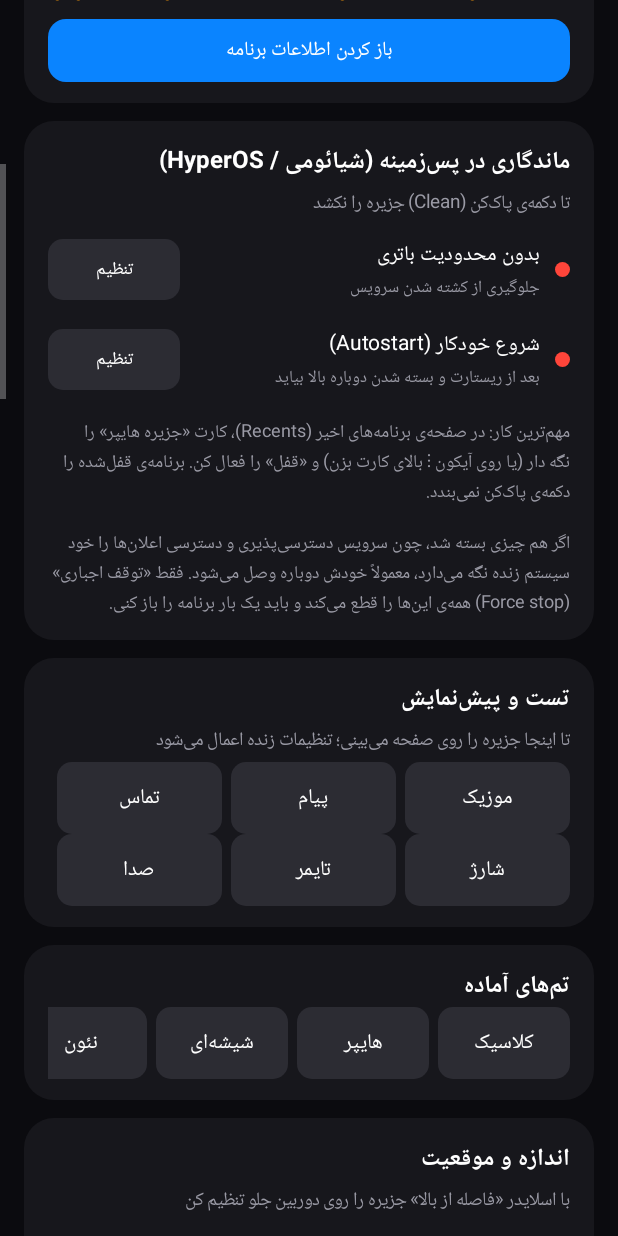
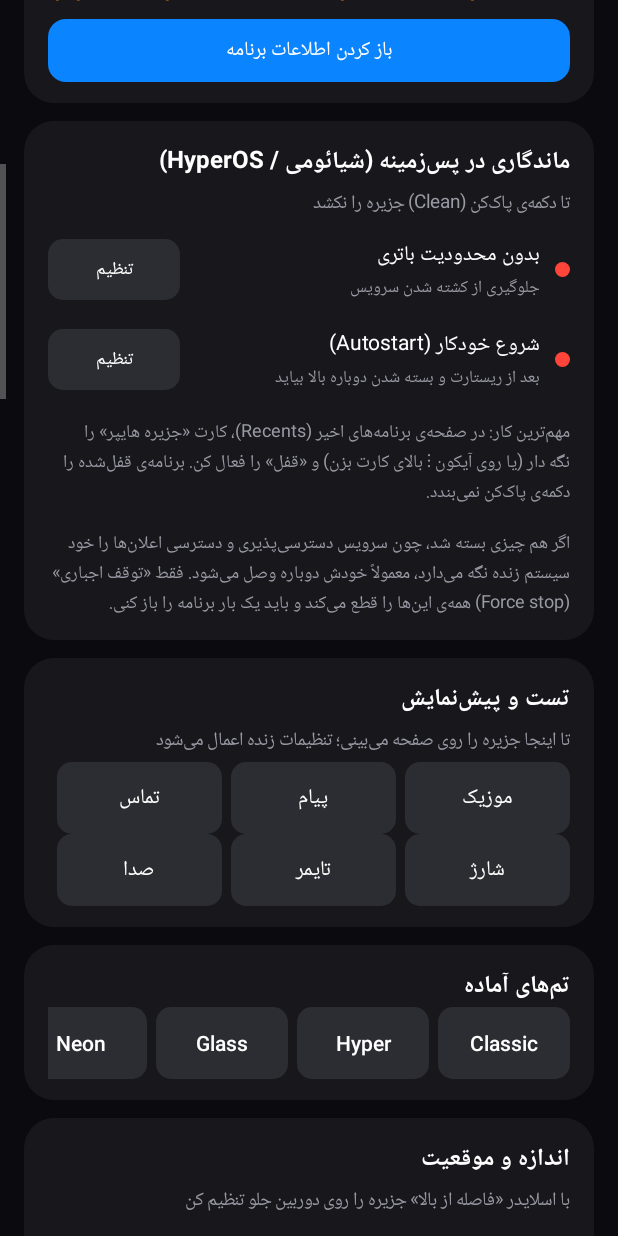
Before and after one commit to matmol2007/HyperIsland, an Android app: the screen it shows after launch (MainActivity), scrolled down 576 dp, on a phone screen of 412 x 824 dp. Run offline under Robolectric (Android 15) with nearby library versions, the phone set to English and light mode, and no system bars.

Commit message:
v2 (1/5): English strings, tab icons, event model, seekable bar, prefs, services

```diff
--- a/app/src/main/java/com/hyperisland/app/CallMonitor.kt
+++ b/app/src/main/java/com/hyperisland/app/CallMonitor.kt
@@ -46,7 +46,7 @@ class CallMonitor(private val ctx: Context) {
         } catch (e: Exception) { null }
     }
 
-    private fun display(): String = name ?: number ?: "شماره ناشناس"
+    private fun display(): String = name ?: number ?: "Unknown number"
 
     private fun handle(i: Intent) {
         if (!Prefs.bool("fCall")) return
@@ -75,7 +75,7 @@ class CallMonitor(private val ctx: Context) {
                 if (missed && Prefs.bool("fMissed")) {
                     val e = IslandEvent("missed", Kind.MESSAGE)
                     e.title = who
-                    e.subtitle = "تماس از دست رفته"
+                    e.subtitle = "Missed call"
                     e.iconRes = R.drawable.ic_call
                     e.accent = 0xFFFF453A.toInt()
                     e.priority = 35
@@ -96,7 +96,7 @@ class CallMonitor(private val ctx: Context) {
         cur = e
         e.title = display()
         e.ringing = ringing
-        e.subtitle = if (ringing) "تماس ورودی" else "در تماس"
+        e.subtitle = if (ringing) "Incoming call" else "On call"
         e.iconRes = R.drawable.ic_call
         e.accent = green
         e.sticky = true
--- a/app/src/main/java/com/hyperisland/app/IslandAccessibilityService.kt
+++ b/app/src/main/java/com/hyperisland/app/IslandAccessibilityService.kt
@@ -5,10 +5,6 @@ import android.content.Intent
 import android.view.WindowManager
 import android.view.accessibility.AccessibilityEvent
 
-/**
- * میزبان اصلی جزیره. سیستم‌عامل خودش این سرویس را زنده نگه می‌دارد و بعد از
- * بسته شدن برنامه از لیست اخیر دوباره وصل می‌کند؛ ماندگارترین راه روی اندروید.
- */
 class IslandAccessibilityService : AccessibilityService() {
 
     override fun onServiceConnected() {
--- a/app/src/main/java/com/hyperisland/app/IslandEvent.kt
+++ b/app/src/main/java/com/hyperisland/app/IslandEvent.kt
@@ -2,6 +2,7 @@ package com.hyperisland.app
 
 import android.graphics.drawable.Drawable
 import android.media.session.MediaController
+import android.media.session.PlaybackState
 
 enum class Kind { MUSIC, CALL, MESSAGE, LIVE, SYSTEM, VOLUME }
 
@@ -10,26 +11,40 @@ class IslandEvent(val key: String, val kind: Kind) {
     var subtitle: String = ""
     var iconRes: Int = R.drawable.ic_bell
     var avatar: Drawable? = null
-    var accent: Int = 0              // 0 = رنگ تنظیمات
+    var accent: Int = 0              // 0 = use settings accent
     var priority: Int = 10
-    var sticky: Boolean = false      // بعد از پایان نمایش بزرگ، به شکل کپسول کوچک می‌ماند
-    var popup: Boolean = true        // هنگام ارسال، بزرگ نمایش داده شود
-    var ttlMs: Long = 3000           // مدت نمایش بزرگ؛ 0 = تا زمان حذف
-    var reshow: Boolean = false      // اگر کاربر قبلاً کنار زده، دوباره نشان بده
+    var sticky: Boolean = false      // stays as a compact pill after the expanded card closes
+    var popup: Boolean = true        // expand when posted
+    var ttlMs: Long = 3000           // expanded duration; 0 = until removed
+    var reshow: Boolean = false      // re-show even if the user swiped it away
     var tap: (() -> Unit)? = null
 
-    var progress: Float = -1f        // 0..1 ؛ منفی = بدون نوار
-    var chronoBase: Long = 0L        // پایه‌ی زمان (elapsedRealtime) ؛ 0 = ندارد
+    var progress: Float = -1f        // 0..1 ; negative = no bar
+    var chronoBase: Long = 0L        // elapsedRealtime base ; 0 = none
     var chronoDown: Boolean = false
     var rightText: String = ""
 
-    // موزیک
+    // music
     var playing: Boolean = false
     var media: MediaController? = null
     var durMs: Long = -1L
+    var posBase: Long = 0L           // used only when media == null (demo)
+    var posAt: Long = 0L
 
-    // تماس
+    // call
     var ringing: Boolean = false
     var onAnswer: (() -> Unit)? = null
     var onDecline: (() -> Unit)? = null
+
+    fun positionMs(now: Long): Long {
+        val m = media
+        if (m != null) {
+            val st = m.playbackState ?: return 0L
+            var p = st.position
+            if (st.state == PlaybackState.STATE_PLAYING) p += ((now - st.lastPositionUpdateTime) * st.playbackSpeed).toLong()
+            return if (durMs > 0) p.coerceIn(0L, durMs) else maxOf(0L, p)
+        }
+        val p = if (playing) posBase + (now - posAt) else posBase
+        return if (durMs > 0) p.coerceIn(0L, durMs) else maxOf(0L, p)
+    }
 }
--- a/app/src/main/java/com/hyperisland/app/Prefs.kt
+++ b/app/src/main/java/com/hyperisland/app/Prefs.kt
@@ -9,19 +9,14 @@ object Prefs {
 
     private val D: Map<String, Any> = mapOf(
         "enabled" to true,
-        // ابعاد و موقعیت
         "compactW" to 150, "compactH" to 34, "expandW" to 350,
         "radius" to 30, "yOff" to 4, "xOff" to 0, "scale" to 100,
-        // ظاهر
         "bg" to 0xFF000000.toInt(), "opacity" to 100,
         "accent" to 0xFF0A84FF.toInt(), "text" to 0xFFFFFFFF.toInt(),
-        "glow" to false, "dynAccent" to true, "layoutDir" to 0,
-        // انیمیشن
+        "glow" to false, "ambient" to true, "dynAccent" to true, "layoutDir" to 1,
         "animMs" to 480, "bounce" to 60,
-        // رفتار
-        "hideLand" to true, "haptic" to true, "faDigits" to true,
+        "hideLand" to true, "haptic" to true, "faDigits" to false,
         "msgSec" to 5, "evtSec" to 3, "popupTrack" to true, "hideMsgText" to false,
-        // قابلیت‌ها
         "fMusic" to true, "fCall" to true, "fMissed" to true, "fMsg" to true, "catMsg" to true,
         "fLive" to true, "fTimer" to true, "fNav" to true, "fAlarm" to true,
         "fCharge" to true, "fUnplug" to false, "fFull" to true, "fLow" to true, "lowPct" to 15,
@@ -65,7 +60,9 @@ object Prefs {
         e.apply()
     }
 
-    val presetNames = listOf("کلاسیک", "هایپر", "شیشه‌ای", "نئون", "مینیمال", "روشن")
+    val presetNames = listOf("Classic", "Hyper", "Glass", "Neon", "Minimal", "Light")
+    val presetBg = listOf(0xFF000000L, 0xFF000000L, 0xFF1C1C1EL, 0xFF0A0014L, 0xFF000000L, 0xFFF2F2F7L)
+    val presetAcc = listOf(0xFF0A84FFL, 0xFF30D158L, 0xFF64D2FFL, 0xFFBF5AF2L, 0xFFFFFFFFL, 0xFF0A84FFL)
 
     fun applyPreset(i: Int) {
         val e = prefs.edit()
--- a/app/src/main/java/com/hyperisland/app/Util.kt
+++ b/app/src/main/java/com/hyperisland/app/Util.kt
@@ -21,7 +21,6 @@ fun dpF(v: Float): Float = v * Resources.getSystem().displayMetrics.density
 
 fun Int.withAlpha(a: Int): Int = (this and 0x00FFFFFF) or (a.coerceIn(0, 255) shl 24)
 
-/** رنگ‌های تیره روی زمینه‌ی مشکی خوانا نیستند؛ روشنشان می‌کنیم. */
 fun brighten(c: Int): Int {
     val hsv = FloatArray(3)
     Color.colorToHSV(c, hsv)
@@ -31,12 +30,7 @@ fun brighten(c: Int): Int {
 
 object Fa {
     fun digits(s: String, on: Boolean = true): String {
-        if (!on) return s
-        val sb = StringBuilder(s.length)
-        for (c in s) {
-            if (c in '0'..'9') sb.append('۰' + (c - '0')) else sb.append(c)
-        }
-        return sb.toString()
+        return s  // UI is English: keep Western digits
     }
 }
 
@@ -55,7 +49,6 @@ fun registerSys(ctx: Context, r: BroadcastReceiver, f: IntentFilter) {
 }
 
 object Launch {
-    /** ارسال PendingIntent (مثلاً باز کردن برنامه‌ی پیام‌رسان) با اجازه‌ی شروع Activity از پس‌زمینه. */
     fun send(ctx: Context, pi: PendingIntent?): Boolean {
         if (pi == null) return false
         return try {
--- /dev/null
+++ b/app/src/main/res/drawable/ic_tab_features.xml
@@ -0,0 +1 @@
+<vector xmlns:android="http://schemas.android.com/apk/res/android" android:width="24dp" android:height="24dp" android:viewportWidth="24" android:viewportHeight="24"><path android:fillColor="#FFFFFFFF" android:pathData="M3,17v2h6v-2H3zM3,5v2h10V5H3zM13,21v-2h8v-2h-8v-2h-2v6h2zM7,9v2H3v2h4v2h2V9H7zM21,13v-2H11v2h10zM15,9h2V7h4V5h-4V3h-2v6z"/></vector>
--- /dev/null
+++ b/app/src/main/res/drawable/ic_tab_home.xml
@@ -0,0 +1 @@
+<vector xmlns:android="http://schemas.android.com/apk/res/android" android:width="24dp" android:height="24dp" android:viewportWidth="24" android:viewportHeight="24"><path android:fillColor="#FFFFFFFF" android:pathData="M10,20v-6h4v6h5v-8h3L12,3 2,12h3v8z"/></vector>
--- /dev/null
+++ b/app/src/main/res/drawable/ic_tab_shield.xml
@@ -0,0 +1 @@
+<vector xmlns:android="http://schemas.android.com/apk/res/android" android:width="24dp" android:height="24dp" android:viewportWidth="24" android:viewportHeight="24"><path android:fillColor="#FFFFFFFF" android:pathData="M12,1L3,5v6c0,5.55 3.84,10.74 9,12 5.16,-1.26 9,-6.45 9,-12V5l-9,-4zM12,11.99h7c-0.53,4.12 -3.28,7.79 -7,8.94V12H5V6.3l7,-3.11v8.8z"/></vector>
--- /dev/null
+++ b/app/src/main/res/drawable/ic_tab_style.xml
@@ -0,0 +1 @@
+<vector xmlns:android="http://schemas.android.com/apk/res/android" android:width="24dp" android:height="24dp" android:viewportWidth="24" android:viewportHeight="24"><path android:fillColor="#FFFFFFFF" android:pathData="M12,3c-4.97,0 -9,4.03 -9,9s4.03,9 9,9c0.83,0 1.5,-0.67 1.5,-1.5 0,-0.39 -0.15,-0.74 -0.39,-1.01 -0.23,-0.26 -0.38,-0.61 -0.38,-0.99 0,-0.83 0.67,-1.5 1.5,-1.5H16c2.76,0 5,-2.24 5,-5 0,-4.42 -4.03,-8 -9,-8zM6.5,12c-0.83,0 -1.5,-0.67 -1.5,-1.5S5.67,9 6.5,9 8,9.67 8,10.5 7.33,12 6.5,12zM9.5,8C8.67,8 8,7.33 8,6.5S8.67,5 9.5,5s1.5,0.67 1.5,1.5S10.33,8 9.5,8zM14.5,8c-0.83,0 -1.5,-0.67 -1.5,-1.5S13.67,5 14.5,5s1.5,0.67 1.5,1.5S15.33,8 14.5,8zM17.5,12c-0.83,0 -1.5,-0.67 -1.5,-1.5S16.67,9 17.5,9s1.5,0.67 1.5,1.5 -0.67,1.5 -1.5,1.5z"/></vector>
--- a/app/src/main/res/values/strings.xml
+++ b/app/src/main/res/values/strings.xml
@@ -1,4 +1,4 @@
 <resources>
-    <string name="app_name">جزیره هایپر</string>
-    <string name="a11y_desc">نمایش جزیره‌ی پویا روی صفحه و ماندگاری بیشتر در پس‌زمینه. این سرویس هیچ متنی از صفحه‌ی شما نمی‌خواند.</string>
+    <string name="app_name">Hyper Island</string>
+    <string name="a11y_desc">Shows the Dynamic Island overlay and keeps it alive in the background. This service does not read any text from your screen.</string>
 </resources>
```
Also changed, not shown: app/src/main/java/com/hyperisland/app/IslandService.kt (+3 -4 lines), app/src/main/java/com/hyperisland/app/Views.kt (+42 -6 lines).
